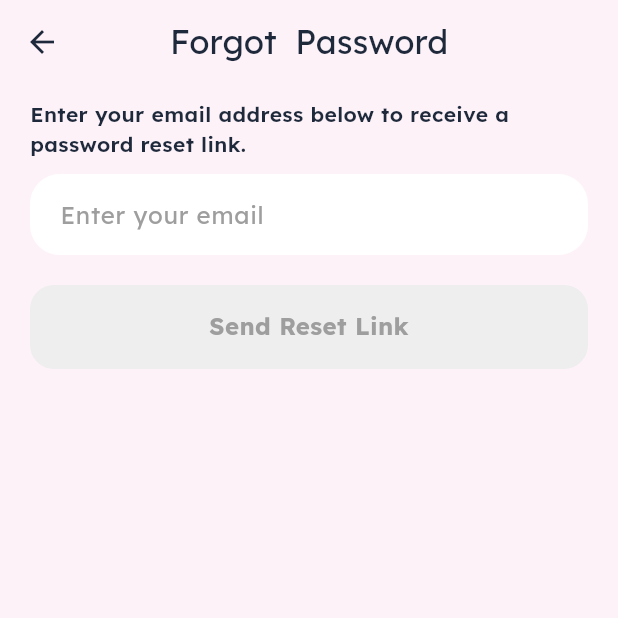
After one commit to juliamwangi123/flo_rewite, a Flutter app: the screen it shows after launch, after a tap on "Forgot Password?", on a phone screen of 412 x 824 dp, the top half of it. The commit adds this screen. Run offline on Flutter 3.47's test engine with Material 3 defaults, Android fonts, the light colour scheme and no system bars; our stand-ins replace bloc, country_code_picker, dartz, equatable, firebase_auth, firebase_core and 12 more; accounts and stored records are empty.

Commit message:
feat: implement reset password screen

```diff
--- a/lib/core/routes/routes.dart
+++ b/lib/core/routes/routes.dart
@@ -9,4 +9,5 @@ class AppRoutes {
   static const String allDropOffPoints = '/allDropOffPoints';
   static const String dashboardScreen = '/dashboardScreen';
   static const String scheduleSuccessScreen = '/scheduleSuccessScreen';
+  static const String resetPasswordScreen = '/resetPasswordScreen';
 }
--- a/lib/core/routes/routes_genarator.dart
+++ b/lib/core/routes/routes_genarator.dart
@@ -3,6 +3,7 @@ import 'package:floo_aid_rewrite/core/routes/routes.dart';
 import 'package:floo_aid_rewrite/features/auth/presenataion/pages/email_verification.dart';
 import 'package:floo_aid_rewrite/features/auth/presenataion/pages/login_screen.dart';
 import 'package:floo_aid_rewrite/features/auth/presenataion/pages/regestration_screen.dart';
+import 'package:floo_aid_rewrite/features/auth/presenataion/widgets/forgot_password_screen.dart';
 import 'package:floo_aid_rewrite/features/dashboard/presentation/pages/dashboard.dart';
 import 'package:floo_aid_rewrite/features/home/presentation/pages/home.dart';
 import 'package:floo_aid_rewrite/features/pick_up/presentation/widgets/confiramtion_schedule_screen.dart';
@@ -28,6 +29,10 @@ Route<dynamic> generateRoutes(RouteSettings settings) {
     case AppRoutes.scheduleSuccessScreen:
      return MaterialPageRoute<SuccessScheduleBottomSheet>(
           builder: (_) => const SuccessScheduleBottomSheet());
+    case AppRoutes.resetPasswordScreen:
+      return MaterialPageRoute<ResetPasswordScreen>(
+        builder: (_) => const ResetPasswordScreen(),
+      );
     default:
       return MaterialPageRoute<RegestrationScreen>(
         builder: (_) => const RegestrationScreen(),
--- a/lib/features/auth/presenataion/widgets/forgot_password.dart
+++ b/lib/features/auth/presenataion/widgets/forgot_password.dart
@@ -1,3 +1,4 @@
+import 'package:floo_aid_rewrite/core/routes/routes.dart';
 import 'package:floo_aid_rewrite/core/theme/text_theme.dart';
 import 'package:flutter/material.dart';
 
@@ -7,12 +8,17 @@ class ForgotPassword extends StatelessWidget {
 
   @override
   Widget build(BuildContext context) {
-    return Align(
-      alignment: Alignment.centerRight,
-      child: Text(
-        'Forgot Password?',
-        style: normalSize13Text(),
-        textAlign: TextAlign.end,
+    return InkWell(
+      onTap: (){
+       Navigator.pushNamed(context, AppRoutes.resetPasswordScreen);
+      },
+      child: Align(
+        alignment: Alignment.centerRight,
+        child: Text(
+          'Forgot Password?',
+          style: normalSize13Text(),
+          textAlign: TextAlign.end,
+        ),
       ),
     );
   }
--- /dev/null
+++ b/lib/features/auth/presenataion/widgets/forgot_password_screen.dart
@@ -0,0 +1,75 @@
+import 'package:floo_aid_rewrite/core/theme/text_theme.dart';
+import 'package:floo_aid_rewrite/core/theme/theme.dart';
+import 'package:floo_aid_rewrite/core/widgets/custom_floaid_button.dart';
+import 'package:floo_aid_rewrite/core/widgets/custom_text_field.dart';
+import 'package:floo_aid_rewrite/core/widgets/spaces.dart';
+import 'package:flutter/material.dart';
+
+class ResetPasswordScreen extends StatefulWidget {
+  const ResetPasswordScreen({super.key});
+
+  @override
+  State<ResetPasswordScreen> createState() => _ResetPasswordScreenState();
+}
+
+class _ResetPasswordScreenState extends State<ResetPasswordScreen> {
+  TextEditingController emailController = TextEditingController();
+
+  bool get getIsButtonActive {
+    return emailController.text.isNotEmpty &&
+        RegExp(r'^[^@]+@[^@]+\.[^@]+').hasMatch(emailController.text);
+  }
+
+  @override
+  Widget build(BuildContext context) {
+    return Scaffold(
+      appBar: AppBar(title: const Text('Forgot  Password'), centerTitle: true),
+      body: Padding(
+        padding: const EdgeInsets.symmetric(horizontal: 20, vertical: 10),
+        child: Column(
+          children: [
+            Text(
+              'Enter your email address below to receive a password reset link.',
+              style: mediumSize14Text(AppColors.deepNavy),
+            ),
+            smallVerticalSizedBox,
+            CustomTextField(
+              hintText: 'Enter your email',
+              // labelText: 'Email',
+              contentPadding: const EdgeInsets.symmetric(
+                horizontal: 16,
+                vertical: 15,
+              ),
+              borderRadius: const BorderRadius.all(Radius.circular(20)),
+              controller: emailController,
+
+              onChanged: (_) {
+                setState(() {});
+              },
+              validator: (value) {
+                if (value == null || value.isEmpty) {
+                  return 'Please enter your email';
+                }
+                final emailRegex = RegExp(r'^[^@]+@[^@]+\.[^@]+');
+                if (!emailRegex.hasMatch(value)) {
+                  return 'Please enter a valid email address';
+                }
+                return null;
+              },
+            ),
+            mediumVerticalSizedBox,
+            CustomFloAidButton(
+              isButtonActive: getIsButtonActive,
+              handleSubmitButton: () {
+                debugPrint('Reset link sent to ${emailController.text}');
+              },
+              buttonText: 'Send Reset Link',
+              isGradient: true,
+              buttonColor: AppColors.floaidPurple,
+            ),
+          ],
+        ),
+      ),
+    );
+  }
+}
--- a/lib/features/pick_up/presentation/pages/schedule_pick_up.dart
+++ b/lib/features/pick_up/presentation/pages/schedule_pick_up.dart
@@ -62,8 +62,6 @@ class _SchedulePickUpState extends State<SchedulePickUp> {
               child: BlocConsumer<SchedulePickupBloc, SchedulePickupState>(
                 listener: (context, state) {
                     if (state.scheduledPickup != null) {
-
-
                   //TODO: route user to the success paage
                      Navigator.pushNamed(context, AppRoutes.scheduleSuccessScreen);
                  }
```
